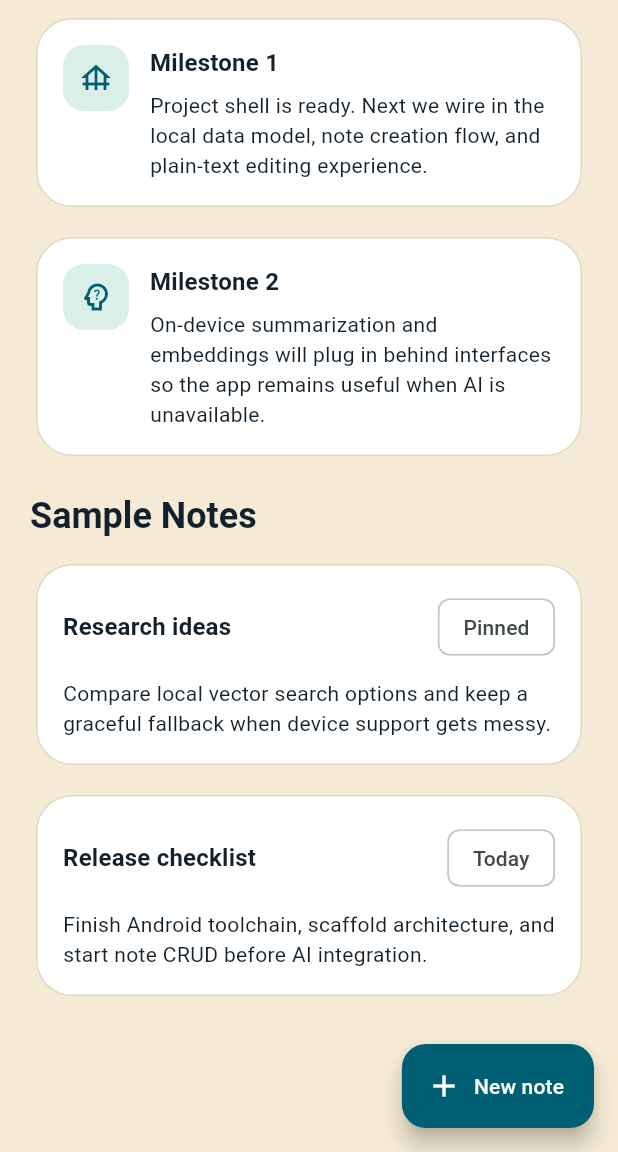
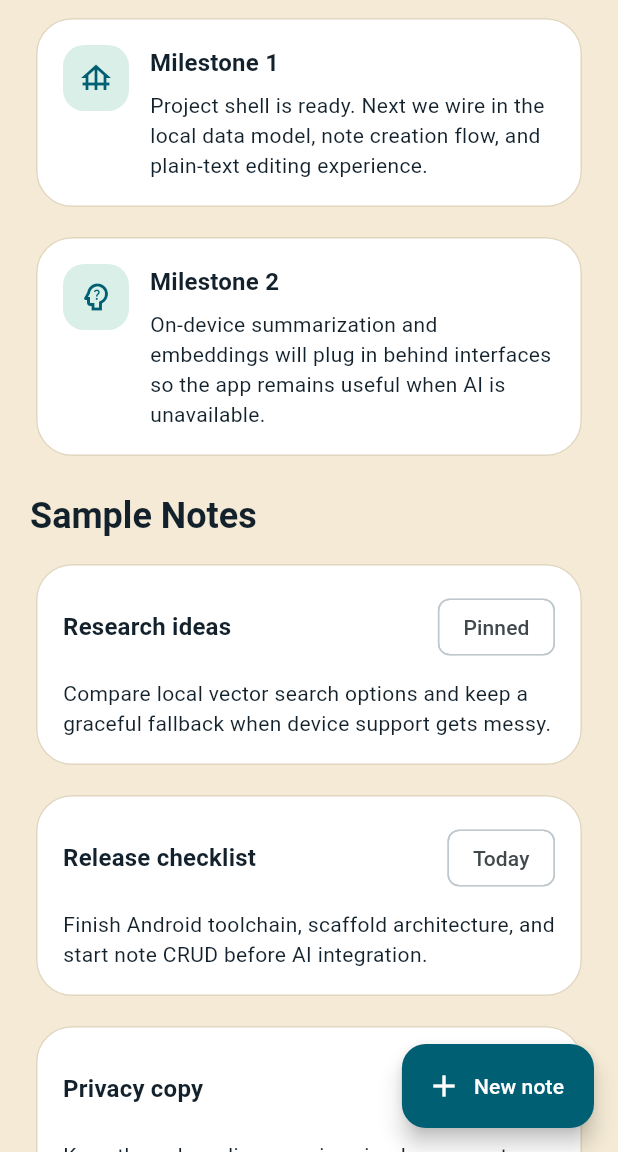
Before and after one commit to atikulmunna/offline-ai-notepad, a Flutter app: the screen it shows after launch, scrolled down 372 dp, on a phone screen of 412 x 824 dp, the part 84-1236 px from its top. Run offline on Flutter 3.47's test engine with Material 3 defaults, Android fonts, the phone set to English and light mode, and no system bars; our stand-ins replace flutter_riverpod.

Commit message:
Add notes repository foundation

```diff
--- /dev/null
+++ b/lib/features/notes/data/in_memory_notes_repository.dart
@@ -0,0 +1,31 @@
+import '../domain/note_preview.dart';
+import '../domain/notes_repository.dart';
+
+class InMemoryNotesRepository implements NotesRepository {
+  static const _notes = [
+    NotePreview(
+      id: 'research-ideas',
+      title: 'Research ideas',
+      body: 'Compare local vector search options and keep a graceful fallback when device support gets messy.',
+      badge: 'Pinned',
+      isPinned: true,
+    ),
+    NotePreview(
+      id: 'release-checklist',
+      title: 'Release checklist',
+      body: 'Finish Android toolchain, scaffold architecture, and start note CRUD before AI integration.',
+      badge: 'Today',
+    ),
+    NotePreview(
+      id: 'privacy-copy',
+      title: 'Privacy copy',
+      body: 'Keep the onboarding promise simple: your notes stay on device unless you explicitly export them.',
+      badge: 'Draft',
+    ),
+  ];
+
+  @override
+  Future<List<NotePreview>> listNotes() async {
+    return _notes;
+  }
+}
--- /dev/null
+++ b/lib/features/notes/domain/note_preview.dart
@@ -0,0 +1,15 @@
+class NotePreview {
+  const NotePreview({
+    required this.id,
+    required this.title,
+    required this.body,
+    required this.badge,
+    this.isPinned = false,
+  });
+
+  final String id;
+  final String title;
+  final String body;
+  final String badge;
+  final bool isPinned;
+}
--- /dev/null
+++ b/lib/features/notes/domain/notes_repository.dart
@@ -0,0 +1,5 @@
+import 'note_preview.dart';
+
+abstract class NotesRepository {
+  Future<List<NotePreview>> listNotes();
+}
--- a/lib/features/notes/presentation/home_page.dart
+++ b/lib/features/notes/presentation/home_page.dart
@@ -1,11 +1,16 @@
 import 'package:flutter/material.dart';
+import 'package:flutter_riverpod/flutter_riverpod.dart';
 
-class NotesHomePage extends StatelessWidget {
+import '../domain/note_preview.dart';
+import '../providers/notes_providers.dart';
+
+class NotesHomePage extends ConsumerWidget {
   const NotesHomePage({super.key});
 
   @override
-  Widget build(BuildContext context) {
+  Widget build(BuildContext context, WidgetRef ref) {
     final theme = Theme.of(context);
+    final notesAsync = ref.watch(notesListProvider);
 
     return Scaffold(
       appBar: AppBar(
@@ -92,16 +97,17 @@ class NotesHomePage extends StatelessWidget {
             style: theme.textTheme.headlineSmall,
           ),
           const SizedBox(height: 12),
-          const _PreviewCard(
-            title: 'Research ideas',
-            body: 'Compare local vector search options and keep a graceful fallback when device support gets messy.',
-            badge: 'Pinned',
-          ),
-          const SizedBox(height: 12),
-          const _PreviewCard(
-            title: 'Release checklist',
-            body: 'Finish Android toolchain, scaffold architecture, and start note CRUD before AI integration.',
-            badge: 'Today',
+          notesAsync.when(
+            data: (notes) => Column(
+              children: [
+                for (var i = 0; i < notes.length; i++) ...[
+                  _PreviewCard(note: notes[i]),
+                  if (i < notes.length - 1) const SizedBox(height: 12),
+                ],
+              ],
+            ),
+            error: (error, stackTrace) => _ErrorCard(error: error),
+            loading: () => const _LoadingCard(),
           ),
         ],
       ),
@@ -186,14 +192,10 @@ class _StatusCard extends StatelessWidget {
 
 class _PreviewCard extends StatelessWidget {
   const _PreviewCard({
-    required this.title,
-    required this.body,
-    required this.badge,
+    required this.note,
   });
 
-  final String title;
-  final String body;
-  final String badge;
+  final NotePreview note;
 
   @override
   Widget build(BuildContext context) {
@@ -208,16 +210,62 @@ class _PreviewCard extends StatelessWidget {
             Row(
               children: [
                 Expanded(
-                  child: Text(title, style: theme.textTheme.titleMedium),
+                  child: Text(note.title, style: theme.textTheme.titleMedium),
                 ),
-                Chip(label: Text(badge)),
+                Chip(label: Text(note.badge)),
               ],
             ),
             const SizedBox(height: 10),
-            Text(body, style: theme.textTheme.bodyMedium),
+            Text(note.body, style: theme.textTheme.bodyMedium),
           ],
         ),
       ),
     );
   }
 }
+
+class _LoadingCard extends StatelessWidget {
+  const _LoadingCard();
+
+  @override
+  Widget build(BuildContext context) {
+    return const Card(
+      child: Padding(
+        padding: EdgeInsets.all(18),
+        child: Row(
+          children: [
+            SizedBox(
+              width: 20,
+              height: 20,
+              child: CircularProgressIndicator(strokeWidth: 2),
+            ),
+            SizedBox(width: 12),
+            Expanded(
+              child: Text('Loading note previews...'),
+            ),
+          ],
+        ),
+      ),
+    );
+  }
+}
+
+class _ErrorCard extends StatelessWidget {
+  const _ErrorCard({
+    required this.error,
+  });
+
+  final Object error;
+
+  @override
+  Widget build(BuildContext context) {
+    return Card(
+      child: Padding(
+        padding: const EdgeInsets.all(18),
+        child: Text(
+          'Unable to load note previews: $error',
+        ),
+      ),
+    );
+  }
+}
--- /dev/null
+++ b/lib/features/notes/providers/notes_providers.dart
@@ -0,0 +1,14 @@
+import 'package:flutter_riverpod/flutter_riverpod.dart';
+
+import '../data/in_memory_notes_repository.dart';
+import '../domain/note_preview.dart';
+import '../domain/notes_repository.dart';
+
+final notesRepositoryProvider = Provider<NotesRepository>((ref) {
+  return InMemoryNotesRepository();
+});
+
+final notesListProvider = FutureProvider<List<NotePreview>>((ref) {
+  final repository = ref.watch(notesRepositoryProvider);
+  return repository.listNotes();
+});
--- a/lib/main.dart
+++ b/lib/main.dart
@@ -1,8 +1,9 @@
 import 'package:flutter/widgets.dart';
+import 'package:flutter_riverpod/flutter_riverpod.dart';
 
 import 'app/app.dart';
 
 void main() {
   WidgetsFlutterBinding.ensureInitialized();
-  runApp(const OfflineAiNotepadApp());
+  runApp(const ProviderScope(child: OfflineAiNotepadApp()));
 }
--- a/pubspec.yaml
+++ b/pubspec.yaml
@@ -30,6 +30,7 @@ environment:
 dependencies:
   flutter:
     sdk: flutter
+  flutter_riverpod: ^2.6.1
 
   # The following adds the Cupertino Icons font to your application.
   # Use with the CupertinoIcons class for iOS style icons.
```
Also changed, not shown: pubspec.lock, 1 other file.
